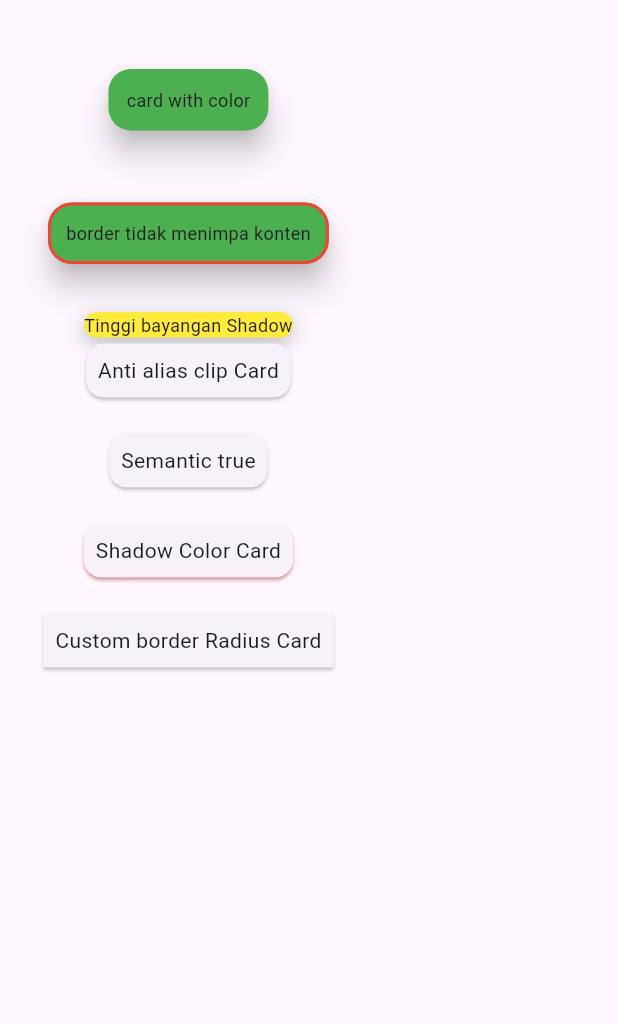
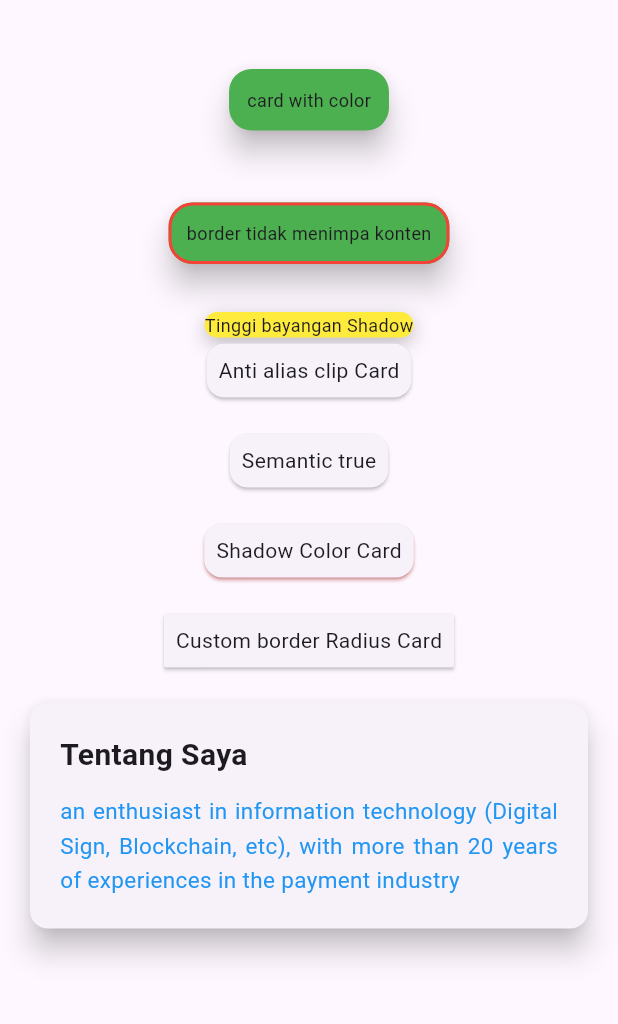
Before and after one commit to adityaaji03/tugas_week_8_1123150023, a Flutter app: the screen it shows after launch, on a phone screen of 412 x 824 dp, the part 63-1087 px from its top. Run offline on Flutter 3.47's test engine with Material 3 defaults, Android fonts, the phone set to English and light mode, and no system bars.

Commit message:
membuat card sederhana tentang saya

```diff
--- a/lib/pages/page_card_01.dart
+++ b/lib/pages/page_card_01.dart
@@ -112,6 +112,40 @@ class MyPages extends StatelessWidget {
             ),
             SizedBox(height: 16),
 
+            Card(
+              elevation: 8,
+              child: Padding(
+                //padding
+                padding: const EdgeInsets.all(20.0),
+                // membuat Column untuk menempatkan text Title
+                child: Column(
+                  crossAxisAlignment: CrossAxisAlignment.start,
+                  children: [
+                    const Text(
+                      'Tentang Saya',
+                      style: TextStyle(
+                        fontSize: 20,
+                        fontWeight: FontWeight.bold,
+                      ),
+                    ),
+
+                    // --- Bagian yang dipisah oleh halaman ---
+                    const SizedBox(height: 12),
+                    const Text(
+                      'an enthusiast in information technology (Digital Sign, Blockchain, et'
+                      'c), with more than 20 years of experiences in the payment industry',
+                      style: TextStyle(
+                        fontSize: 15,
+                        color: Colors.blue,
+                        height: 1.5,
+                      ),
+                      textAlign: TextAlign.justify,
+                    ),
+                    // ... (kemungkinan ada kelanjutan kode di sini)
+                  ],
+                ),
+              ),
+            ),
           ],
 
 
```
